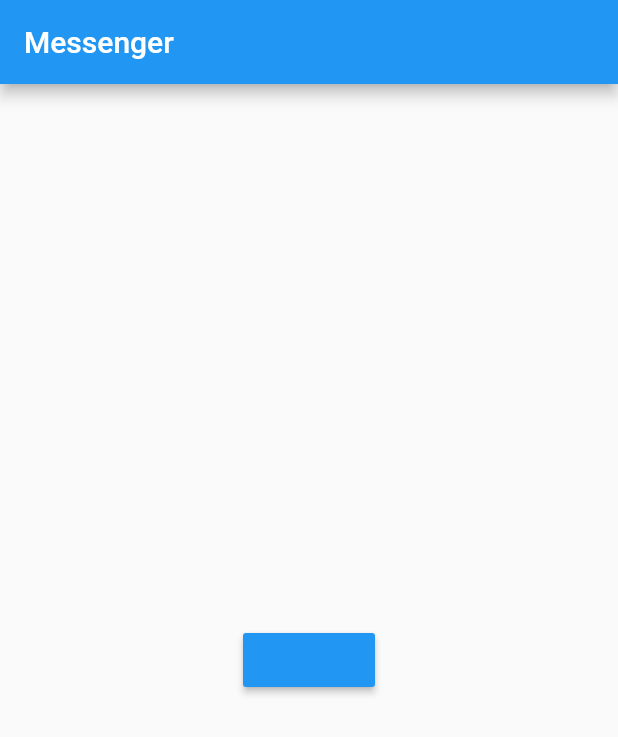
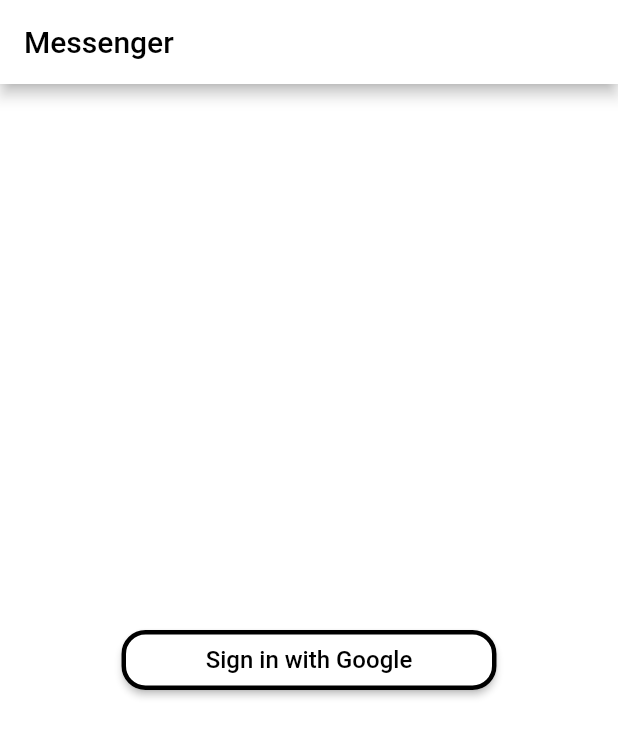
Before and after one commit to maksanm/flutter-messenger, a Flutter app: the screen it shows after launch, on a phone screen of 412 x 824 dp. Shown: the top 737 px of the screen. Run offline on Flutter 3.47's test engine with Material 2 defaults, Android fonts, the phone set to English and light mode, and no system bars; our stand-ins replace cloud_firestore, firebase_auth, firebase_core, google_sign_in, shared_preferences; accounts and stored records are empty.

Commit message:
Added themes and other changes

```diff
--- a/messenger_app/lib/data/auth_service.dart
+++ b/messenger_app/lib/data/auth_service.dart
@@ -4,11 +4,12 @@ import 'package:google_sign_in/google_sign_in.dart';
 import 'package:messenger_app/data/database_service.dart';
 import 'package:messenger_app/data/shared_preference_service.dart';
 import 'package:messenger_app/screens/home.dart';
+import 'package:shared_preferences/shared_preferences.dart';
 
 class AuthService {
   final FirebaseAuth auth = FirebaseAuth.instance;
 
-  User? getCurrentUser() {
+  getCurrentUser() async {
     return auth.currentUser;
   }
 
@@ -42,4 +43,10 @@ class AuthService {
               context, MaterialPageRoute(builder: (context) => const Home())));
     }
   }
+
+  Future signOut() async {
+    SharedPreferences sharedPreferences = await SharedPreferences.getInstance();
+    sharedPreferences.clear();
+    await auth.signOut();
+  }
 }
--- /dev/null
+++ b/messenger_app/lib/decorations/theme_service.dart
@@ -0,0 +1,16 @@
+import 'package:flutter/material.dart';
+
+class ThemeService {
+  static ThemeData lightTheme = ThemeData(
+      scaffoldBackgroundColor: Colors.white,
+      colorScheme: const ColorScheme.light(),
+      appBarTheme: const AppBarTheme(
+          backgroundColor: Colors.white, foregroundColor: Colors.black));
+
+  static ThemeData darkTheme = ThemeData(
+      scaffoldBackgroundColor: Colors.black,
+      primaryColor: Colors.white,
+      colorScheme: const ColorScheme.dark(),
+      appBarTheme: const AppBarTheme(
+          backgroundColor: Colors.black, foregroundColor: Colors.white));
+}
--- a/messenger_app/lib/main.dart
+++ b/messenger_app/lib/main.dart
@@ -1,5 +1,8 @@
 import 'package:firebase_core/firebase_core.dart';
 import 'package:flutter/material.dart';
+import 'package:messenger_app/data/auth_service.dart';
+import 'package:messenger_app/decorations/theme_service.dart';
+import 'package:messenger_app/screens/home.dart';
 import 'package:messenger_app/screens/signin.dart';
 
 void main() async {
@@ -14,11 +17,18 @@ class MyApp extends StatelessWidget {
   @override
   Widget build(BuildContext context) {
     return MaterialApp(
-      title: 'Flutter Demo',
-      theme: ThemeData(
-        primarySwatch: Colors.blue,
-      ),
-      home: const SignIn(),
-    );
+        themeMode: ThemeMode.system,
+        theme: ThemeService.lightTheme,
+        darkTheme: ThemeService.darkTheme,
+        home: FutureBuilder(
+          future: AuthService().getCurrentUser(),
+          builder: (context, AsyncSnapshot<dynamic> snapshot) {
+            if (snapshot.hasData) {
+              return const Home();
+            } else {
+              return const SignIn();
+            }
+          },
+        ));
   }
 }
--- a/messenger_app/lib/screens/home.dart
+++ b/messenger_app/lib/screens/home.dart
@@ -1,4 +1,6 @@
 import 'package:flutter/material.dart';
+import 'package:messenger_app/data/auth_service.dart';
+import 'package:messenger_app/screens/signin.dart';
 
 class Home extends StatefulWidget {
   const Home({Key? key}) : super(key: key);
@@ -11,7 +13,23 @@ class _HomeState extends State<Home> {
   @override
   Widget build(BuildContext context) {
     return Scaffold(
-      appBar: AppBar(title: const Text("Messenger")),
+      appBar: AppBar(
+        title: const Text("Home"),
+        actions: [
+          InkWell(
+            onTap: () {
+              AuthService().signOut().then((data) {
+                Navigator.pushReplacement(context,
+                    MaterialPageRoute(builder: (context) => const SignIn()));
+              });
+            },
+            child: const Padding(
+              padding: EdgeInsets.all(16.0),
+              child: Icon(Icons.logout),
+            ),
+          )
+        ],
+      ),
     );
   }
 }
--- a/messenger_app/lib/screens/signin.dart
+++ b/messenger_app/lib/screens/signin.dart
@@ -12,11 +12,28 @@ class _SignInState extends State<SignIn> {
   @override
   Widget build(BuildContext context) {
     return Scaffold(
-        appBar: AppBar(title: const Text("Messenger")),
-        body: Center(
-          child: MaterialButton(
-              color: Colors.blue,
-              onPressed: () => AuthService().signInWithGoogle(context)),
-        ));
+      appBar: AppBar(title: const Text("Messenger")),
+      body: Center(
+          child: ElevatedButton(
+              child: Text("Sign in with Google",
+                  style: TextStyle(
+                      fontSize: 16,
+                      color: Theme.of(context).appBarTheme.foregroundColor)),
+              style: ButtonStyle(
+                  fixedSize:
+                      MaterialStateProperty.all<Size?>(const Size(250, 40)),
+                  backgroundColor: MaterialStateProperty.all<Color?>(
+                      Theme.of(context).appBarTheme.backgroundColor),
+                  shape: MaterialStateProperty.all<RoundedRectangleBorder>(
+                      RoundedRectangleBorder(
+                          borderRadius:
+                              const BorderRadius.all(Radius.circular(16)),
+                          side: BorderSide(
+                              width: 3,
+                              color: Theme.of(context)
+                                  .appBarTheme
+                                  .foregroundColor!)))),
+              onPressed: () => AuthService().signInWithGoogle(context))),
+    );
   }
 }
```
